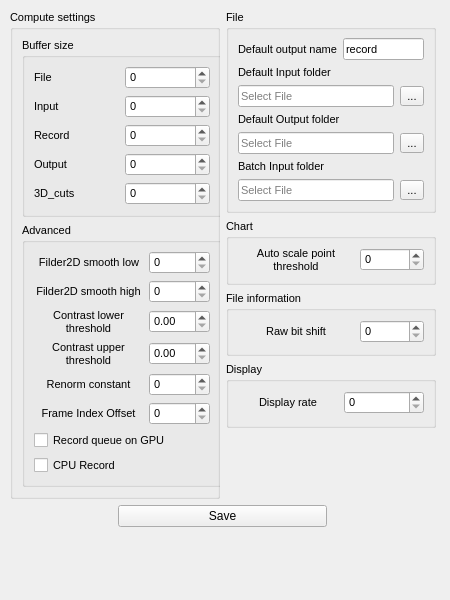
DigitalHolography/Holovibes, file Holovibes/advancedsettingswindow.ui: the form before one commit.
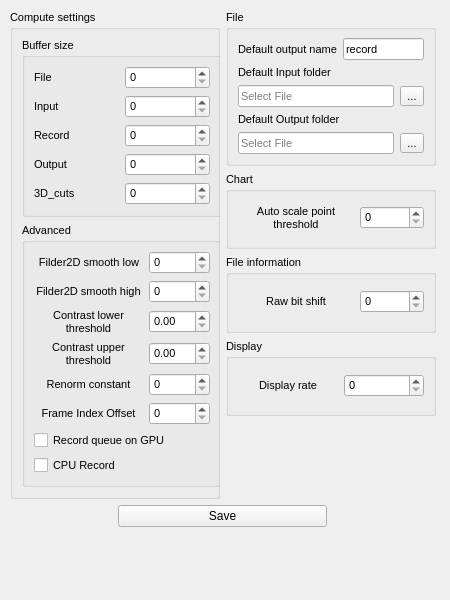
The form after the commit. Custom widgets are drawn as their Qt base class.

Commit message: refacto(setting): delete the BatchEnabled and the BathInputFile settings and remove them from the UI

What changed in the file:
```diff
--- a/Holovibes/advancedsettingswindow.ui
+++ b/Holovibes/advancedsettingswindow.ui
@@ -914,41 +914,6 @@
             </property>
            </widget>
           </item>
-          <item row="8" column="0" colspan="2">
-           <widget class="holovibes::gui::Drag_drop_lineedit" name="BatchFolderPathLineEdit">
-            <property name="enabled">
-             <bool>true</bool>
-            </property>
-            <property name="acceptDrops">
-             <bool>true</bool>
-            </property>
-            <property name="text">
-             <string/>
-            </property>
-            <property name="dragEnabled">
-             <bool>false</bool>
-            </property>
-            <property name="readOnly">
-             <bool>true</bool>
-            </property>
-            <property name="placeholderText">
-             <string>Select File</string>
-            </property>
-           </widget>
-          </item>
-          <item row="8" column="2">
-           <widget class="QToolButton" name="BatchInputBrowseToolButton">
-            <property name="acceptDrops">
-             <bool>true</bool>
-            </property>
-            <property name="text">
-             <string>...</string>
-            </property>
-            <property name="shortcut">
-             <string>Ctrl+O</string>
-            </property>
-           </widget>
-          </item>
           <item row="5" column="0" colspan="3">
            <widget class="QLabel" name="OutputFolderLabel">
             <property name="text">
@@ -956,13 +921,6 @@
             </property>
            </widget>
           </item>
-          <item row="7" column="0" colspan="3">
-           <widget class="QLabel" name="BatchInputLabel">
-            <property name="text">
-             <string>Batch Input folder</string>
-            </property>
-           </widget>
-          </item>
          </layout>
         </item>
        </layout>
```
Left out of the diff: 33 changed lines with no effect on the pictures. The commit also changes 11 other files.
